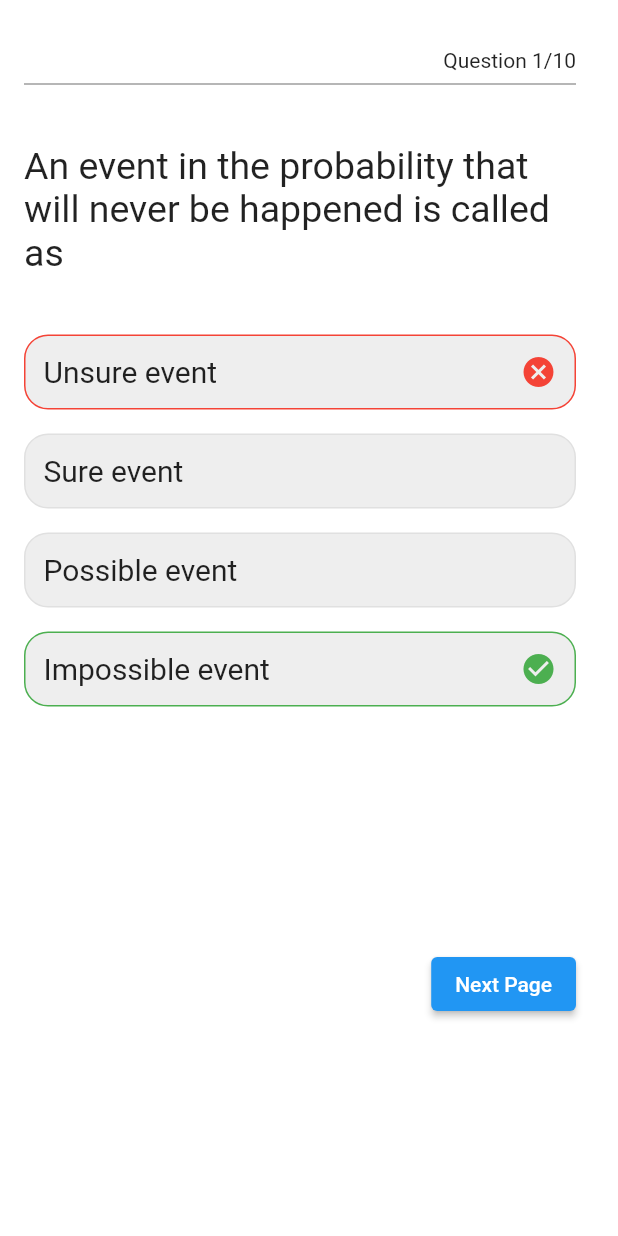
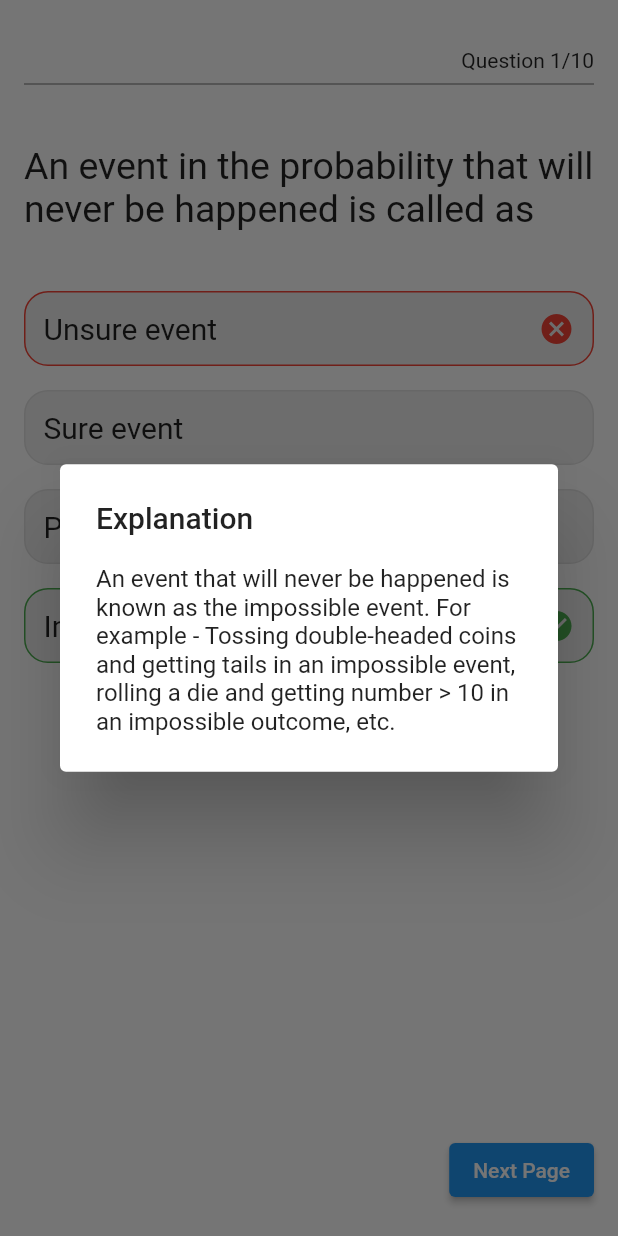
Before and after one commit to FaraiQC/CapsOff, a Flutter app: the Quiz screen opened directly, after a tap on "Unsure event", on a phone screen of 412 x 824 dp. Run offline on Flutter 3.47's test engine with Material 2 defaults, Android fonts, the phone set to English and light mode, and no system bars; our stand-ins replace google_fonts; generated files the repository leaves out were written again.

Commit message:
✨ Explanation

```diff
--- a/lib/src/model/model.dart
+++ b/lib/src/model/model.dart
@@ -1,14 +1,14 @@
 class Question {
   final String text;
   final List<Option> options;
-  String? explanation;
+  String explanation;
   bool isLocked;
   Option? selectedOption;
 
   Question({
     required this.text,
     required this.options,
-    this.explanation,
+    required this.explanation,
     this.isLocked = false,
     this.selectedOption,
   });
--- a/lib/src/quiz/quiz.dart
+++ b/lib/src/quiz/quiz.dart
@@ -47,9 +47,11 @@ class QuestionWidgetState extends State<QuestionWidget> {
 
   @override
   Widget build(BuildContext context) {
+    double widthOfScreen = MediaQuery.of(context).size.width;
+    double heightOfScreen = MediaQuery.of(context).size.height;
     return SizedBox(
-      width: 400,
-      height: 700,
+      width: widthOfScreen,
+      height: heightOfScreen,
       child: Padding(
         padding: const EdgeInsets.symmetric(horizontal: 16.0),
         child: Column(
@@ -108,6 +110,16 @@ class QuestionWidgetState extends State<QuestionWidget> {
               _isLocked = question.isLocked;
               if (question.selectedOption!.isCorrect) {
                 _score++;
+              } else {
+                showDialog(
+                  context: context,
+                  builder: (context) {
+                    return AlertDialog(
+                      title: const Text("Explanation"),
+                      content: Text(question.explanation),
+                    );
+                  },
+                );
               }
             }
           },
```
